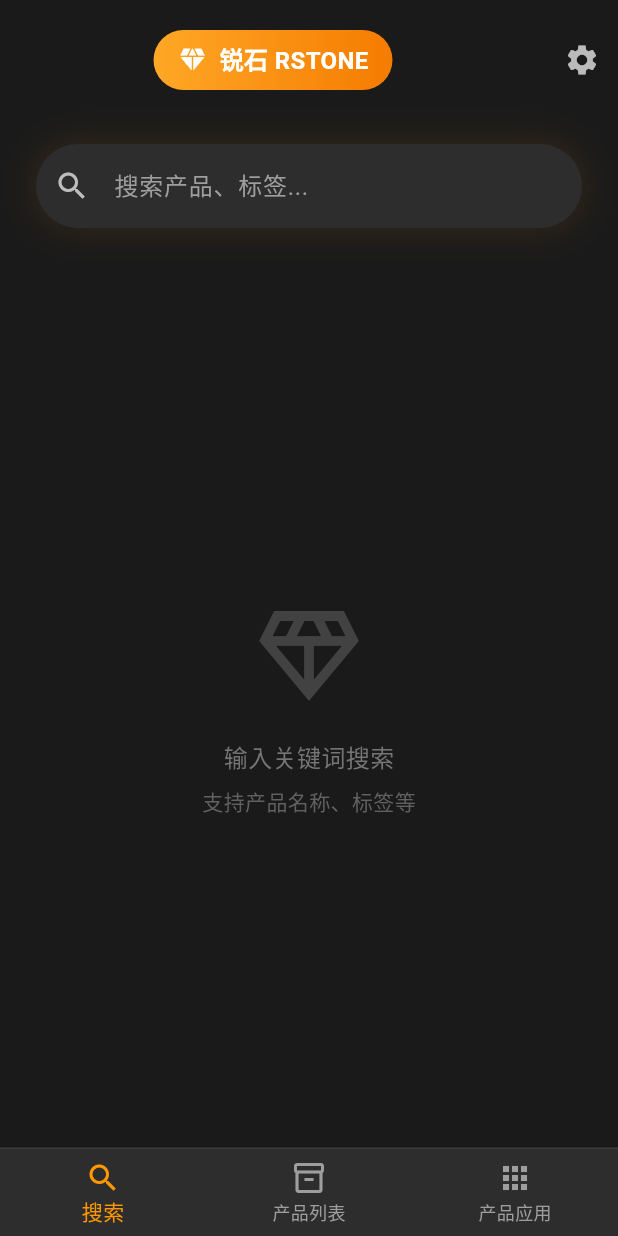
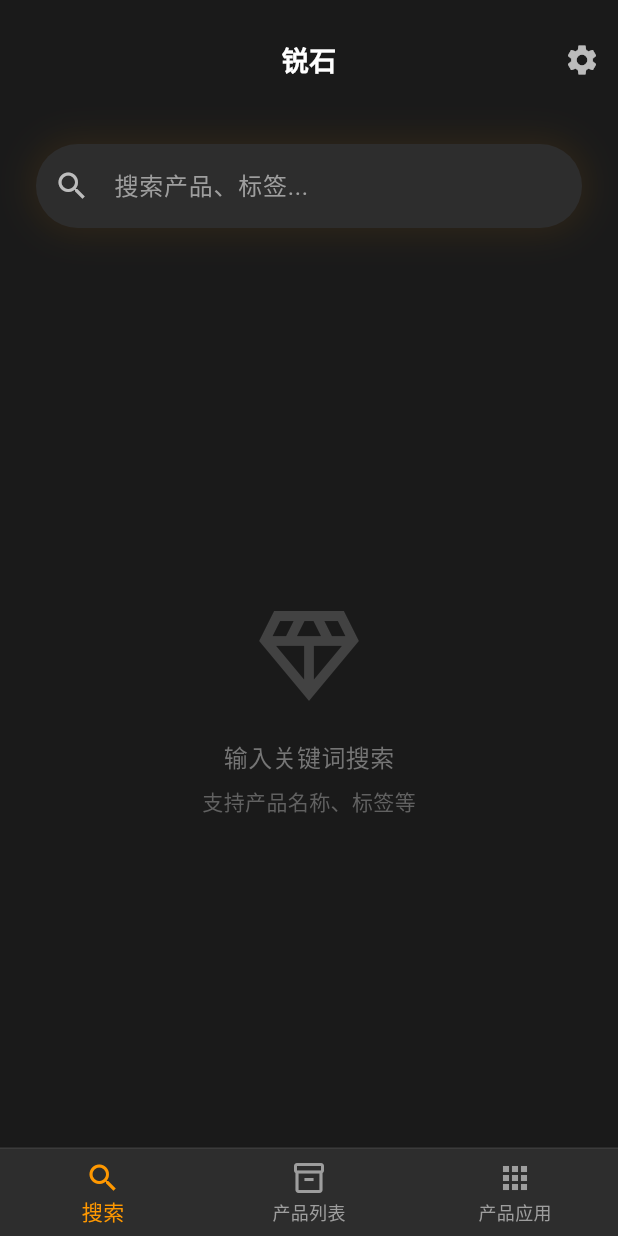
Before and after one commit to Mehael-Yeh/RSTONE_Flutter, a Flutter app: the screen it shows after launch, on a phone screen of 412 x 824 dp. Run offline on Flutter 3.47's test engine with Material 3 defaults, Android fonts, the phone set to English and light mode, and no system bars; our stand-ins replace flutter_markdown, reorderables, shared_preferences.

Commit message:
feat: v0.0.8-alpha
- Remove splash screen (transparent launch)
- Update app icon to user-provided image
- Fix search page title: centered '锐石' (removed RSTONE)
- Release builds only, no debug versions

```diff
--- a/lib/pages/search_page.dart
+++ b/lib/pages/search_page.dart
@@ -74,32 +74,19 @@ class _SearchPageState extends State<SearchPage> {
               padding: const EdgeInsets.only(top: 16, bottom: 8),
               child: Row(
                 children: [
-                  const Spacer(),
-                  Container(
-                    padding: const EdgeInsets.symmetric(horizontal: 16, vertical: 8),
-                    decoration: BoxDecoration(
-                      gradient: LinearGradient(
-                        colors: [Colors.orange[400]!, Colors.orange[700]!],
+                  const SizedBox(width: 48), // Spacer for settings button
+                  const Expanded(
+                    child: Center(
+                      child: Text(
+                        '锐石',
+                        style: TextStyle(
+                          color: Colors.white,
+                          fontWeight: FontWeight.bold,
+                          fontSize: 18,
+                        ),
                       ),
-                      borderRadius: BorderRadius.circular(20),
-                    ),
-                    child: const Row(
-                      mainAxisSize: MainAxisSize.min,
-                      children: [
-                        Icon(Icons.diamond, color: Colors.white, size: 20),
-                        SizedBox(width: 8),
-                        Text(
-                          '锐石 RSTONE',
-                          style: TextStyle(
-                            color: Colors.white,
-                            fontWeight: FontWeight.bold,
-                            fontSize: 16,
-                          ),
-                        ),
-                      ],
                     ),
                   ),
-                  const Spacer(),
                   IconButton(
                     icon: const Icon(Icons.settings, color: Colors.white70),
                     onPressed: () {
```
Also changed, not shown: 9 other files.
